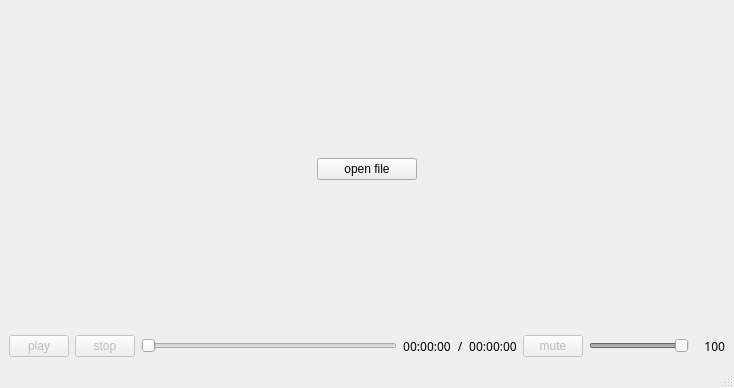
Old version of the form Sources/25_video_player/mainwindow.ui in the repository youshihou/audio-video-learning.
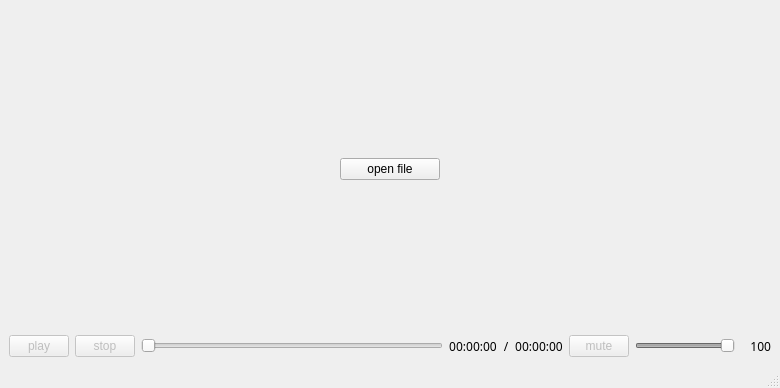
New version of the form. Custom widgets are drawn as their Qt base class.

The edit to the form file:
```diff
--- a/Sources/25_video_player/mainwindow.ui
+++ b/Sources/25_video_player/mainwindow.ui
@@ -6,7 +6,7 @@
    <rect>
     <x>0</x>
     <y>0</y>
-    <width>734</width>
+    <width>780</width>
     <height>388</height>
    </rect>
   </property>
```
Left out of the diff: 6 changed lines with no effect on the pictures.
